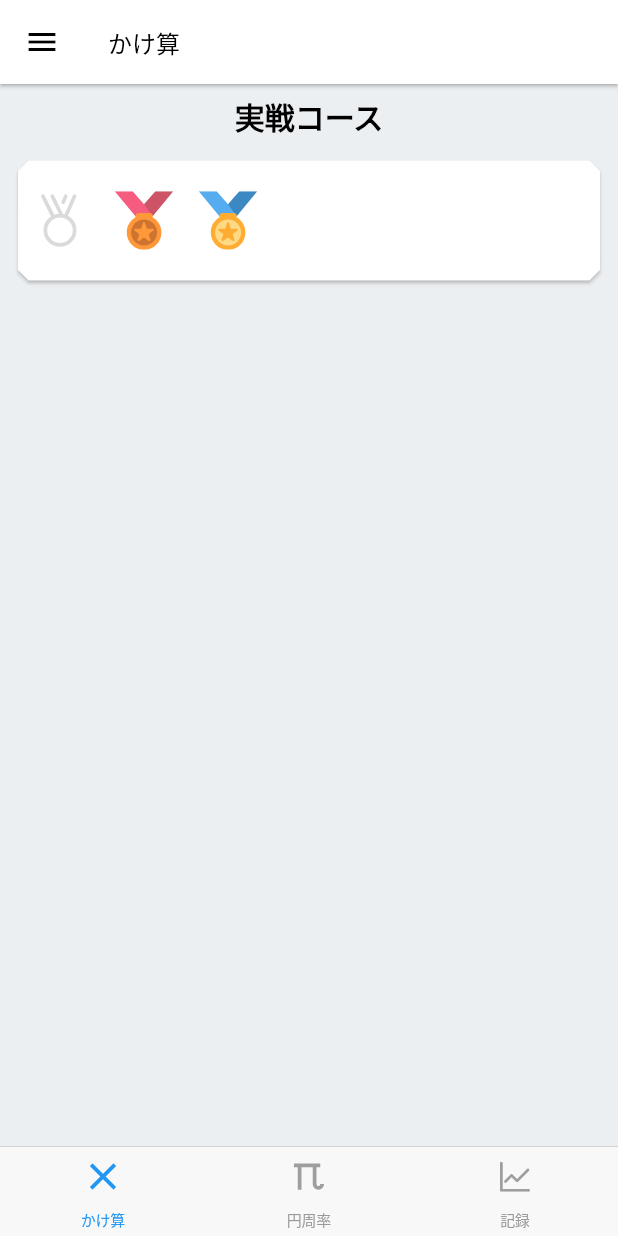
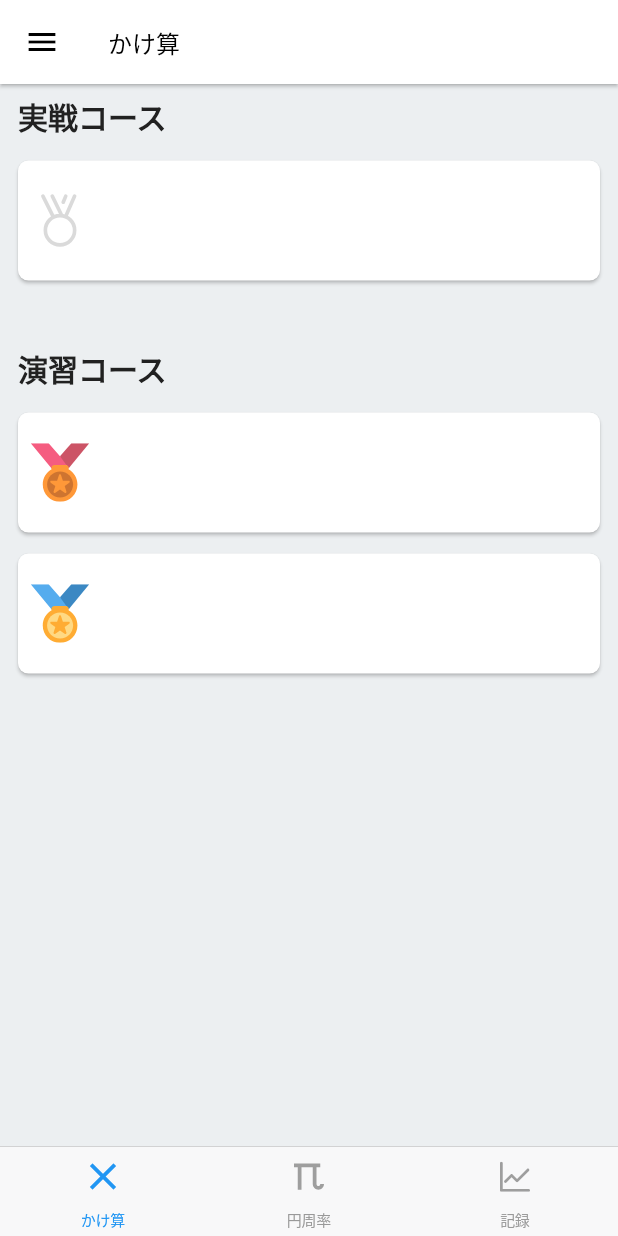
Before and after one commit to matsumo-and/Flutter_Pi_Memorization, a Flutter app: the screen it shows after launch, on a phone screen of 412 x 824 dp. Run offline on Flutter 3.47's test engine with Material 2 defaults, Android fonts, the phone set to English and light mode, and no system bars; our stand-ins replace flutter_riverpod, flutter_svg, google_fonts.

Commit message:
import google fonts

```diff
--- a/lib/main.dart
+++ b/lib/main.dart
@@ -1,4 +1,5 @@
 import 'package:flutter/material.dart';
+import 'package:google_fonts/google_fonts.dart';
 
 import 'view/bottom_tab_bar.dart';
 
@@ -33,11 +34,13 @@ class MyApp extends StatelessWidget {
           primarySwatch: Colors.blue,
           appBarTheme: appBarTheme,
           canvasColor: canvasColor,
-          textTheme: const TextTheme(
-            headline1: TextStyle(
-              color: Colors.black,
-              fontSize: 20,
-              fontWeight: FontWeight.bold,
+          textTheme: TextTheme(
+            headline1: GoogleFonts.notoSansJavanese(
+              textStyle: const TextStyle(
+                color: Color.fromRGBO(33, 33, 33, 1),
+                fontSize: 20,
+                fontWeight: FontWeight.bold,
+              ),
             ),
           )),
       home: const BottomTabBar(),
--- a/lib/view/multiplication.dart
+++ b/lib/view/multiplication.dart
@@ -6,8 +6,8 @@ class Multiplication extends StatelessWidget {
 
   static const EdgeInsets cardMargin =
       EdgeInsets.symmetric(vertical: 7, horizontal: 12);
-  static final BeveledRectangleBorder border =
-      BeveledRectangleBorder(borderRadius: BorderRadius.circular(7));
+  static final RoundedRectangleBorder border =
+      RoundedRectangleBorder(borderRadius: BorderRadius.circular(7));
 
   @override
   Widget build(BuildContext context) {
@@ -23,10 +23,12 @@ class Multiplication extends StatelessWidget {
         child: Column(children: [
           Padding(
             padding: cardMargin,
-            child: Text(
-              '実戦コース',
-              style: Theme.of(context).textTheme.headline1,
-              textAlign: TextAlign.left,
+            child: Align(
+              alignment: Alignment.centerLeft,
+              child: Text(
+                '実戦コース',
+                style: Theme.of(context).textTheme.headline1,
+              ),
             ),
           ),
           Card(
@@ -38,7 +40,38 @@ class Multiplication extends StatelessWidget {
                 width: MediaQuery.of(context).size.width,
                 child: Row(children: [
                   Medal.none.icon,
+                ]),
+              )),
+          const SizedBox(height: 30),
+          Padding(
+            padding: cardMargin,
+            child: Align(
+              alignment: Alignment.centerLeft,
+              child: Text(
+                '演習コース',
+                style: Theme.of(context).textTheme.headline1,
+              ),
+            ),
+          ),
+          Card(
+              margin: cardMargin,
+              color: Colors.white,
+              shape: border,
+              child: SizedBox(
+                height: 80,
+                width: MediaQuery.of(context).size.width,
+                child: Row(children: [
                   Medal.beginner.icon,
+                ]),
+              )),
+          Card(
+              margin: cardMargin,
+              color: Colors.white,
+              shape: border,
+              child: SizedBox(
+                height: 80,
+                width: MediaQuery.of(context).size.width,
+                child: Row(children: [
                   Medal.professional.icon,
                 ]),
               )),
--- a/pubspec.yaml
+++ b/pubspec.yaml
@@ -46,8 +46,9 @@ dependencies:
   intl: ^0.17.0
 
   io: ^1.0.3
+  flutter_svg: ^1.1.5
 
-  flutter_svg: ^1.1.5
+  google_fonts: ^3.0.1
 
 dev_dependencies:
   flutter_test:
```
Also changed, not shown: assets/record.svg, pubspec.lock, 10 other files.
